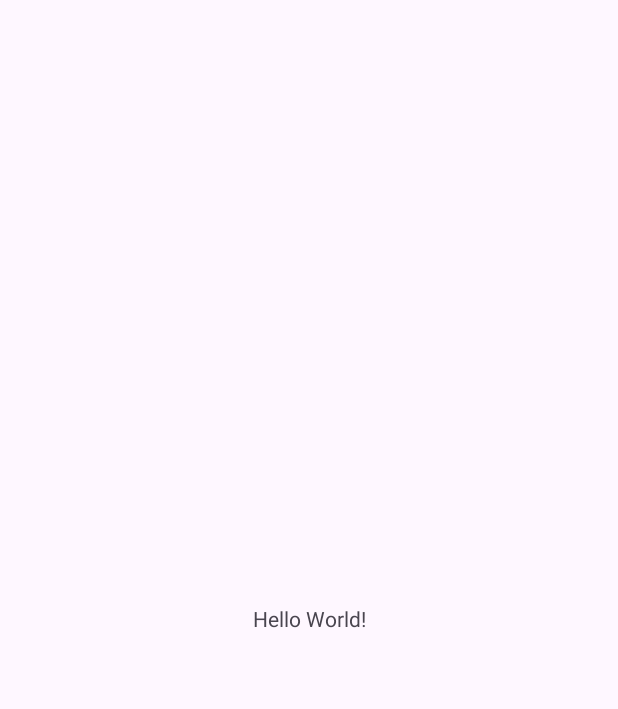
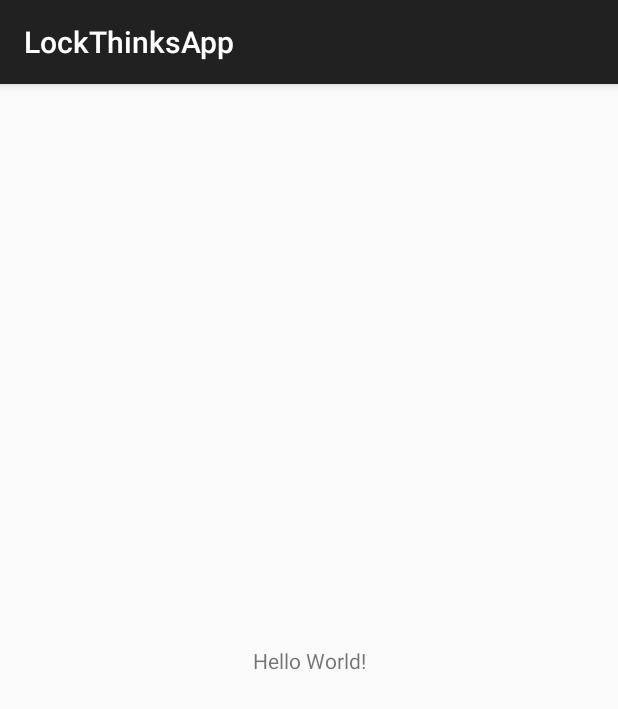
Before and after one commit to gblnovaes/lock-thinks-app, an Android app: the screen it shows after launch (MainActivity), on a phone screen of 412 x 824 dp. Before the commit the part shown is almost empty. Shown: the top 709 px of the screen. Run offline under Robolectric (Android 15) with nearby library versions, the phone set to English and light mode, and no system bars.

Commit message:
chore:  add colors atributes and changed theme base

```diff
--- a/app/src/main/res/values/themes.xml
+++ b/app/src/main/res/values/themes.xml
@@ -1,6 +1,6 @@
 <resources xmlns:tools="http://schemas.android.com/tools">
     <!-- Base application theme. -->
-    <style name="Base.Theme.LockThinksApp" parent="Theme.Material3.DayNight.NoActionBar">
+    <style name="Base.Theme.LockThinksApp" parent="Theme.AppCompat.DayNight.DarkActionBar">
         <!-- Customize your light theme here. -->
         <!-- <item name="colorPrimary">@color/my_light_primary</item> -->
     </style>
```
Also changed, not shown: app/src/main/res/values/colors.xml (+9 -1 lines).
